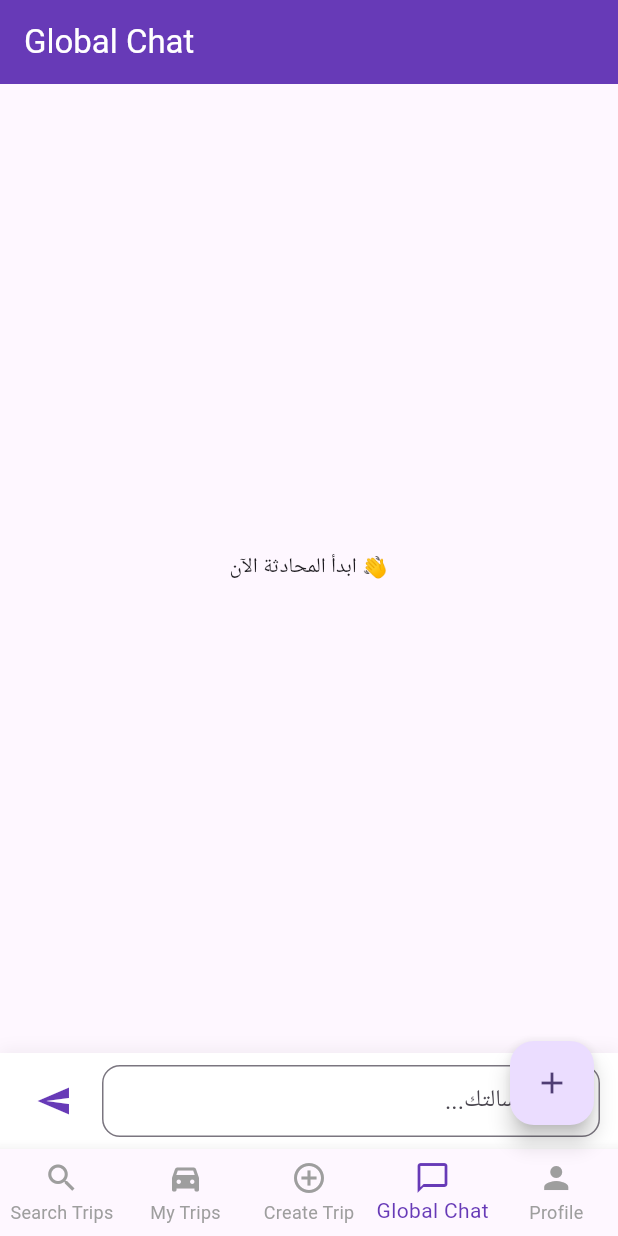
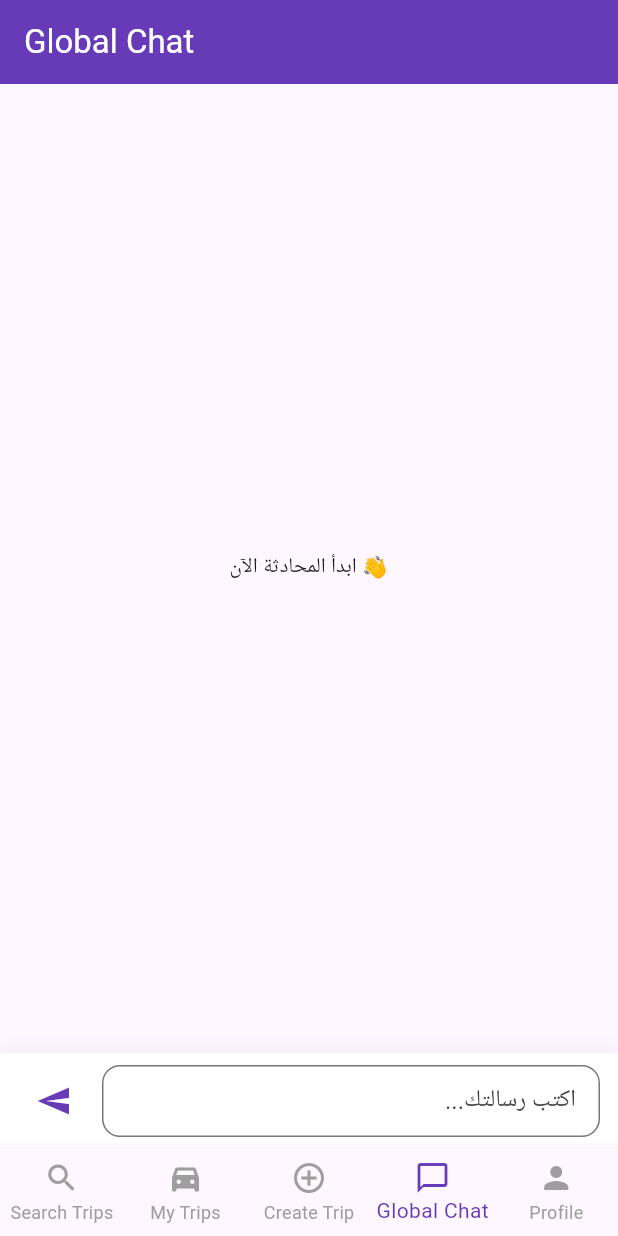
Before and after one commit to MohammadAQ/Ride, a Flutter app: the screen it shows once a user with an empty profile is signed in, item 4 of the bottom bar chosen, on a phone screen of 412 x 824 dp. Run offline on Flutter 3.47's test engine with Material 3 defaults, Android fonts, the phone set to English and light mode, and no system bars; our stand-ins replace cloud_firestore, firebase_auth, firebase_core, firebase_storage, image_picker; missing offline and left inert: dart:html; accounts and stored records are empty; network calls fail.

Commit message:
Remove floating action button from main screen

```diff
--- a/frontend/lib/screens/main_screen.dart
+++ b/frontend/lib/screens/main_screen.dart
@@ -53,12 +53,6 @@ class _MainScreenState extends State<MainScreen> {
         foregroundColor: Colors.white,
       ),
       body: _destinations[_selectedIndex].page,
-      floatingActionButton: FloatingActionButton(
-        onPressed: () {
-          debugPrint('Button pressed!');
-        },
-        child: const Icon(Icons.add),
-      ),
       bottomNavigationBar: BottomNavigationBar(
         type: BottomNavigationBarType.fixed,
         currentIndex: _selectedIndex,
```
